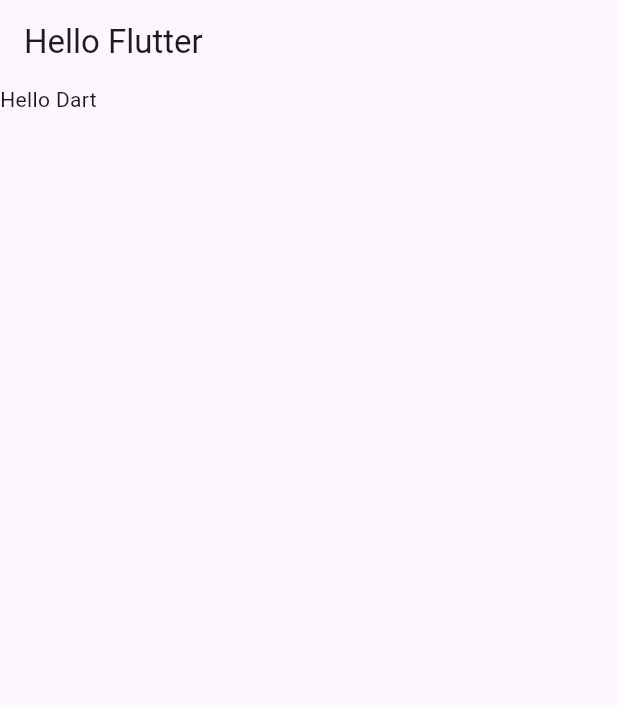
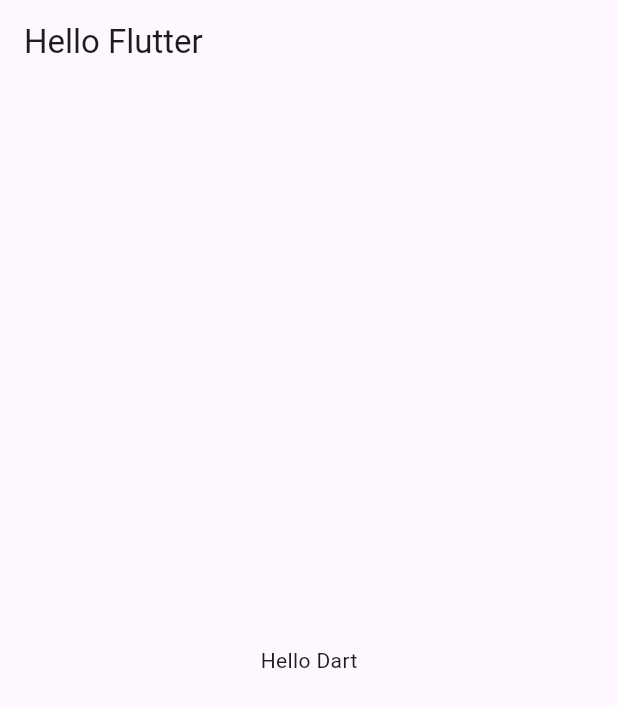
Before and after one commit to Ace-Phatcharapol/Learning-Cypress, a Flutter app: the screen it shows after launch, on a phone screen of 412 x 824 dp. Shown: the top 707 px of the screen. Run offline on Flutter 3.47's test engine with Material 3 defaults, Android fonts, the phone set to English and light mode, and no system bars.

Commit message:
Use center widget

```diff
--- a/lib/main.dart
+++ b/lib/main.dart
@@ -13,9 +13,9 @@ class MyApp extends StatelessWidget {
     title: "My App",
     home: Scaffold(
       appBar: AppBar(
-        title: Text("Hello Flutter"),
+        title: const Text("Hello Flutter"),
       ),
-      body: Text("Hello Dart"),
+      body: const Center(child: Text("Hello Dart"),),
     ),
     theme: ThemeData(primarySwatch: Colors.blueGrey),
   );
```
